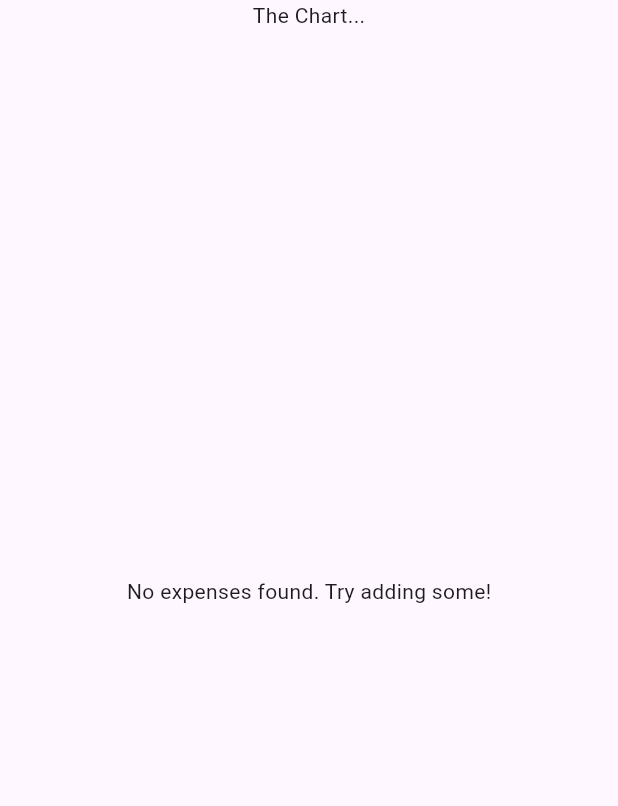
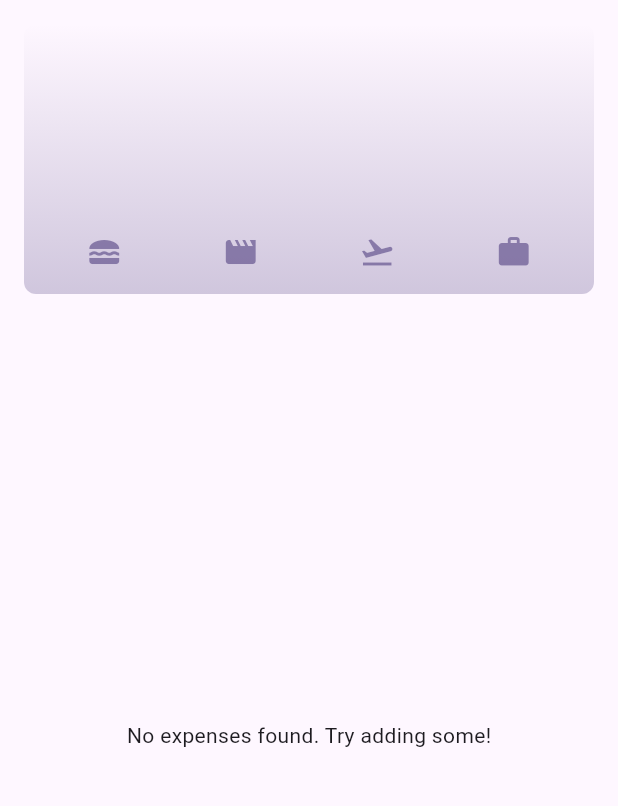
Before and after one commit to Vivekk-11/Expense-Tracker-App, a Flutter app: the screen it shows after launch, on a phone screen of 412 x 824 dp, the part 84-890 px from its top. Run offline on Flutter 3.47's test engine with Material 3 defaults, Android fonts, the phone set to English and light mode, and no system bars.

Commit message:
completed the app

```diff
--- a/lib/models/expense.dart
+++ b/lib/models/expense.dart
@@ -33,3 +33,25 @@ class Expense {
     return formatter.format(date);
   }
 }
+
+class ExpenseBucket {
+  const ExpenseBucket({required this.category, required this.expenses});
+
+  ExpenseBucket.forCategory(List<Expense> allExpenses, this.category)
+      : expenses = allExpenses
+            .where((expense) => expense.category == category)
+            .toList();
+
+  final Category category;
+  final List<Expense> expenses;
+
+  double get totalExpenses {
+    double sum = 0;
+
+    for (final expense in expenses) {
+      sum += expense.amount;
+    }
+
+    return sum;
+  }
+}
--- /dev/null
+++ b/lib/widgets/chart/chart.dart
@@ -0,0 +1,95 @@
+import 'package:flutter/material.dart';
+
+import 'package:fourth_app/widgets/chart/chart_bar.dart';
+import 'package:fourth_app/models/expense.dart';
+
+class Chart extends StatelessWidget {
+  const Chart({super.key, required this.expenses});
+
+  final List<Expense> expenses;
+
+  List<ExpenseBucket> get buckets {
+    return [
+      ExpenseBucket.forCategory(expenses, Category.food),
+      ExpenseBucket.forCategory(expenses, Category.leisure),
+      ExpenseBucket.forCategory(expenses, Category.travel),
+      ExpenseBucket.forCategory(expenses, Category.work),
+    ];
+  }
+
+  double get maxTotalExpense {
+    double maxTotalExpense = 0;
+
+    for (final bucket in buckets) {
+      if (bucket.totalExpenses > maxTotalExpense) {
+        maxTotalExpense = bucket.totalExpenses;
+      }
+    }
+
+    return maxTotalExpense;
+  }
+
+  @override
+  Widget build(BuildContext context) {
+    final isDarkMode =
+        MediaQuery.of(context).platformBrightness == Brightness.dark;
+    return Container(
+      margin: const EdgeInsets.all(16),
+      padding: const EdgeInsets.symmetric(
+        vertical: 16,
+        horizontal: 8,
+      ),
+      width: double.infinity,
+      height: 180,
+      decoration: BoxDecoration(
+        borderRadius: BorderRadius.circular(8),
+        gradient: LinearGradient(
+          colors: [
+            Theme.of(context).colorScheme.primary.withOpacity(0.3),
+            Theme.of(context).colorScheme.primary.withOpacity(0.0)
+          ],
+          begin: Alignment.bottomCenter,
+          end: Alignment.topCenter,
+        ),
+      ),
+      child: Column(
+        children: [
+          Expanded(
+            child: Row(
+              crossAxisAlignment: CrossAxisAlignment.end,
+              children: [
+                for (final bucket in buckets) // alternative to map()
+                  ChartBar(
+                    fill: bucket.totalExpenses == 0
+                        ? 0
+                        : bucket.totalExpenses / maxTotalExpense,
+                  )
+              ],
+            ),
+          ),
+          const SizedBox(height: 12),
+          Row(
+            children: buckets
+                .map(
+                  (bucket) => Expanded(
+                    child: Padding(
+                      padding: const EdgeInsets.symmetric(horizontal: 4),
+                      child: Icon(
+                        categoryIcons[bucket.category],
+                        color: isDarkMode
+                            ? Theme.of(context).colorScheme.secondary
+                            : Theme.of(context)
+                                .colorScheme
+                                .primary
+                                .withOpacity(0.7),
+                      ),
+                    ),
+                  ),
+                )
+                .toList(),
+          )
+        ],
+      ),
+    );
+  }
+}
--- /dev/null
+++ b/lib/widgets/chart/chart_bar.dart
@@ -0,0 +1,34 @@
+import 'package:flutter/material.dart';
+
+class ChartBar extends StatelessWidget {
+  const ChartBar({
+    super.key,
+    required this.fill,
+  });
+
+  final double fill;
+
+  @override
+  Widget build(BuildContext context) {
+    final isDarkMode =
+        MediaQuery.of(context).platformBrightness == Brightness.dark;
+    return Expanded(
+      child: Padding(
+        padding: const EdgeInsets.symmetric(horizontal: 4),
+        child: FractionallySizedBox(
+          heightFactor: fill,
+          child: DecoratedBox(
+            decoration: BoxDecoration(
+              shape: BoxShape.rectangle,
+              borderRadius:
+                  const BorderRadius.vertical(top: Radius.circular(8)),
+              color: isDarkMode
+                  ? Theme.of(context).colorScheme.secondary
+                  : Theme.of(context).colorScheme.primary.withOpacity(0.65),
+            ),
+          ),
+        ),
+      ),
+    );
+  }
+}
--- a/lib/widgets/expenses.dart
+++ b/lib/widgets/expenses.dart
@@ -1,4 +1,5 @@
 import 'package:flutter/material.dart';
+import 'package:fourth_app/widgets/chart/chart.dart';
 import 'package:fourth_app/widgets/expenses_list/expenses_list.dart';
 import 'package:fourth_app/models/expense.dart';
 import 'package:fourth_app/widgets/new_expense.dart';
@@ -86,7 +87,7 @@ class _ExpensesState extends State<Expenses> {
       ),
       body: Column(
         children: [
-          const Text("The Chart..."),
+          Chart(expenses: _registeredExpenses),
           Expanded(
             child: mainContent,
           ),
```
